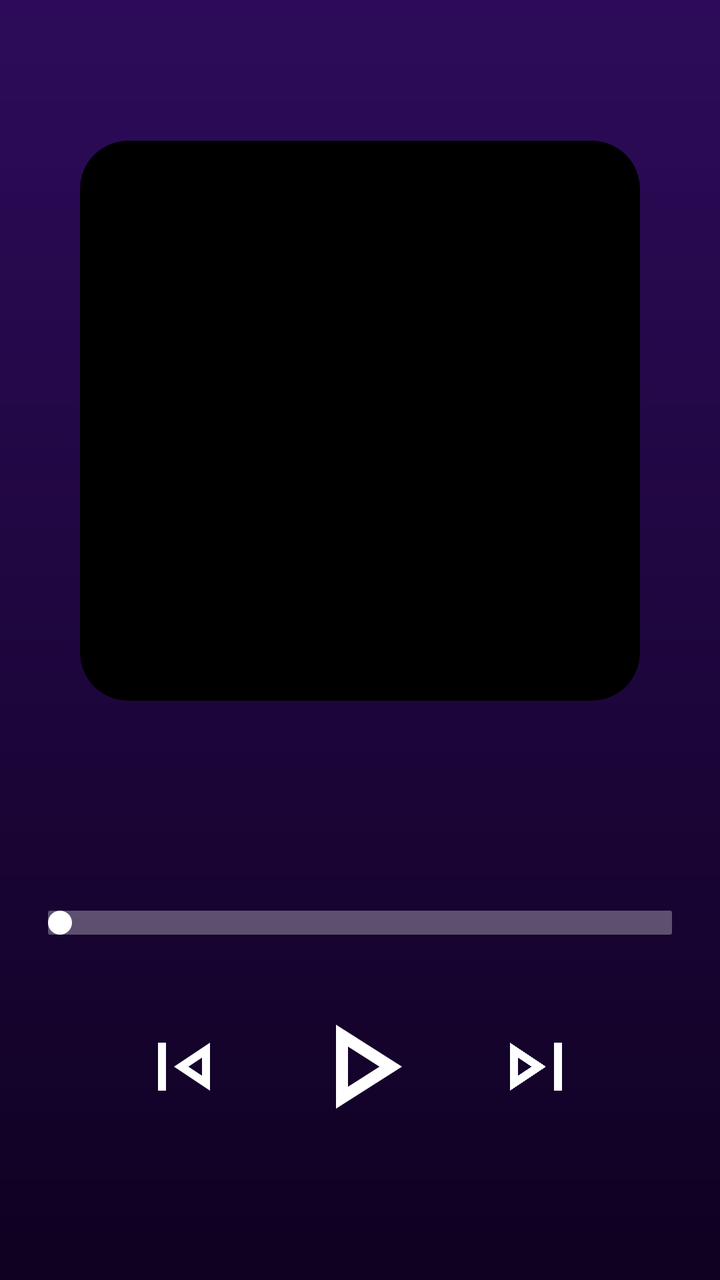
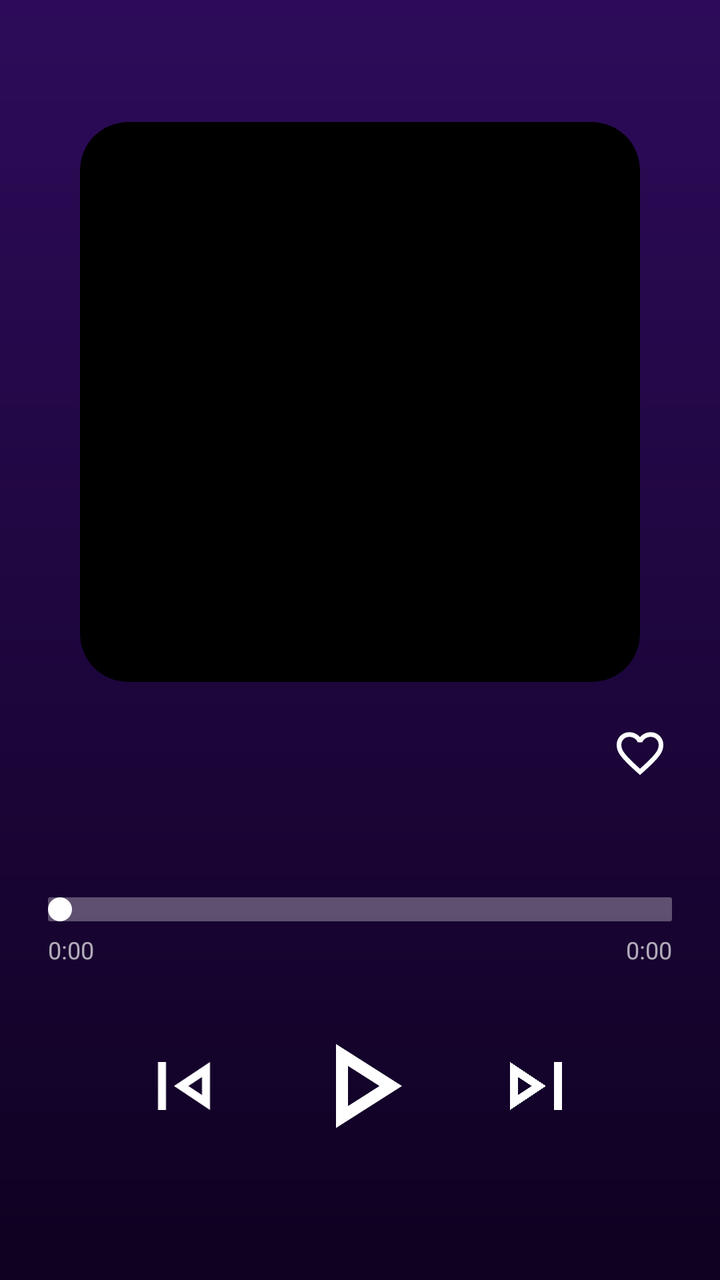

The first picture is an Android layout as it rendered before a commit; the second is the same layout after the commit. The layout source and the unified diff follow.
<!-- AndroidManifest.xml: application theme Theme.Tuneify_Final_Project -->
<!-- res/layout/activity_full_player.xml -->
<?xml version="1.0" encoding="utf-8"?>
<FrameLayout
    xmlns:android="http://schemas.android.com/apk/res/android"
    xmlns:app="http://schemas.android.com/apk/res-auto"
    android:layout_width="match_parent"
    android:layout_height="match_parent"
    android:background="@drawable/bg_main_gradient">

    
    <LinearLayout
        android:id="@+id/player_container"
        android:layout_width="match_parent"
        android:layout_height="match_parent"
        android:orientation="vertical"
        android:gravity="center"
        android:padding="24dp">

        
        <ImageView
            android:id="@+id/iv_full_cover"
            android:layout_width="280dp"
            android:layout_height="280dp"
            android:scaleType="centerCrop"
            android:background="@drawable/rounded_cover"
            android:clipToOutline="true" />

        
        <TextView
            android:id="@+id/tv_full_title"
            android:layout_width="match_parent"
            android:layout_height="wrap_content"
            android:textColor="#FFFFFF"
            android:textSize="22sp"
            android:textStyle="bold"
            android:gravity="center"
            android:layout_marginTop="20dp" />

        
        <TextView
            android:id="@+id/tv_full_artist"
            android:layout_width="match_parent"
            android:layout_height="wrap_content"
            android:textColor="#BBBBBB"
            android:textSize="16sp"
            android:gravity="center"
            android:layout_marginTop="4dp" />

        
        <SeekBar
            android:id="@+id/seek_bar"
            android:layout_width="match_parent"
            android:layout_height="wrap_content"
            android:layout_marginTop="30dp"

            android:progressDrawable="@drawable/seekbar_progress"
            android:thumb="@drawable/seekbar_thumb"

            android:splitTrack="false"
            android:paddingStart="0dp"
            android:paddingEnd="0dp"
            android:thumbOffset="0dp"
            android:max="100" />

        
        <LinearLayout
            android:layout_width="match_parent"
            android:layout_height="wrap_content"
            android:gravity="center"
            android:layout_marginTop="30dp">

            <ImageView
                android:id="@+id/btn_prev"
                android:layout_width="48dp"
                android:layout_height="48dp"
                android:src="@drawable/prev_icon"
                app:tint="#FFFFFF" />

            <ImageView
                android:id="@+id/btn_full_play"
                android:layout_width="72dp"
                android:layout_height="72dp"
                android:layout_marginHorizontal="28dp"
                android:src="@drawable/play_icon"
                app:tint="#FFFFFF" />

            <ImageView
                android:id="@+id/btn_next"
                android:layout_width="48dp"
                android:layout_height="48dp"
                android:src="@drawable/next_icon"
                app:tint="#FFFFFF" />
        </LinearLayout>

    </LinearLayout>

</FrameLayout>
<!-- resources referenced by this layout -->
<resources>
  <!-- drawable bg_main_gradient (drawable) -->
  <?xml version="1.0" encoding="utf-8"?>
  <shape xmlns:android="http://schemas.android.com/apk/res/android"
      android:shape="rectangle">
      <gradient
          android:startColor="#2D0B5A"
          android:endColor="#0F0121"
          android:angle="270" />
  </shape>
  <!-- drawable next_icon (drawable) -->
  <vector xmlns:android="http://schemas.android.com/apk/res/android"
      android:width="24dp"
      android:height="24dp"
      android:viewportWidth="960"
      android:viewportHeight="960">
    <path
        android:pathData="M660,720v-480h80v480h-80ZM220,720v-480l360,240 -360,240ZM300,480ZM300,570 L436,480 300,390v180Z"
        android:fillColor="#e3e3e3"/>
  </vector>
  <!-- drawable play_icon (drawable) -->
  <vector xmlns:android="http://schemas.android.com/apk/res/android"
      android:width="24dp"
      android:height="24dp"
      android:viewportWidth="960"
      android:viewportHeight="960">
    <path
        android:pathData="M320,760v-560l440,280 -440,280ZM400,480ZM400,614 L610,480 400,346v268Z"
        android:fillColor="#e3e3e3"/>
  </vector>
  <!-- drawable prev_icon (drawable) -->
  <vector xmlns:android="http://schemas.android.com/apk/res/android"
      android:width="24dp"
      android:height="24dp"
      android:viewportWidth="960"
      android:viewportHeight="960">
    <path
        android:pathData="M220,720v-480h80v480h-80ZM740,720L380,480l360,-240v480ZM660,480ZM660,570v-180l-136,90 136,90Z"
        android:fillColor="#e3e3e3"/>
  </vector>
  <!-- drawable rounded_cover (drawable) -->
  <shape xmlns:android="http://schemas.android.com/apk/res/android">
      <corners android:radius="24dp"/>
      <solid android:color="#000000"/>
  </shape>
  <!-- drawable seekbar_progress (drawable) -->
  <layer-list xmlns:android="http://schemas.android.com/apk/res/android">
      <item android:id="@android:id/background">
          <shape android:shape="rectangle">
              <size android:height="2dp" /> <solid android:color="#4DFFFFFF" /> <corners android:radius="1dp" />
          </shape>
      </item>
  
      <item android:id="@android:id/progress">
          <clip>
              <shape android:shape="rectangle">
                  <size android:height="2dp" />
                  <solid android:color="#FFFFFF" />
                  <corners android:radius="1dp" />
              </shape>
          </clip>
      </item>
  </layer-list>
  <!-- drawable seekbar_thumb (drawable) -->
  <shape xmlns:android="http://schemas.android.com/apk/res/android"
      android:shape="oval">
      <solid android:color="#FFFFFF" />
      <size
          android:width="12dp"
          android:height="12dp" />
  </shape>
  <style name="Theme.Tuneify_Final_Project" parent="Base.Theme.Tuneify_Final_Project" />
  <style name="Base.Theme.Tuneify_Final_Project" parent="Theme.Material3.DayNight.NoActionBar">
          
          
      </style>
</resources>

<!-- the commit's change to res/layout/activity_full_player.xml (unified diff, before → after) -->
@@ -6,7 +6,6 @@
     android:layout_height="match_parent"
     android:background="@drawable/bg_main_gradient">
 
-    
     <LinearLayout
         android:id="@+id/player_container"
         android:layout_width="match_parent"
@@ -25,15 +24,35 @@
             android:clipToOutline="true" />
 
         
-        <TextView
-            android:id="@+id/tv_full_title"
+        <RelativeLayout
             android:layout_width="match_parent"
             android:layout_height="wrap_content"
-            android:textColor="#FFFFFF"
-            android:textSize="22sp"
-            android:textStyle="bold"
-            android:gravity="center"
-            android:layout_marginTop="20dp" />
+            android:layout_marginTop="20dp">
+
+            <TextView
+                android:id="@+id/tv_full_title"
+                android:layout_width="match_parent"
+                android:layout_height="wrap_content"
+                android:layout_toStartOf="@id/btn_like"
+                android:layout_centerVertical="true"
+                android:textColor="#FFFFFF"
+                android:textSize="22sp"
+                android:textStyle="bold"
+                android:maxLines="1"
+                android:ellipsize="end"/>
+
+            
+            <ImageView
+                android:id="@+id/btn_like"
+                android:layout_width="32dp"
+                android:layout_height="32dp"
+                android:layout_alignParentEnd="true"
+                android:layout_centerVertical="true"
+                android:src="@drawable/ic_heart_outline"
+                android:padding="2dp"
+                app:tint="#FFFFFF" />
+
+        </RelativeLayout>
 
         
         <TextView
@@ -42,7 +61,6 @@
             android:layout_height="wrap_content"
             android:textColor="#BBBBBB"
             android:textSize="16sp"
-            android:gravity="center"
             android:layout_marginTop="4dp" />
 
         
@@ -51,10 +69,8 @@
             android:layout_width="match_parent"
             android:layout_height="wrap_content"
             android:layout_marginTop="30dp"
-
             android:progressDrawable="@drawable/seekbar_progress"
             android:thumb="@drawable/seekbar_thumb"
-
             android:splitTrack="false"
             android:paddingStart="0dp"
             android:paddingEnd="0dp"
@@ -62,11 +78,37 @@
             android:max="100" />
 
         
+        <RelativeLayout
+            android:layout_width="match_parent"
+            android:layout_height="wrap_content"
+            android:layout_marginTop="6dp">
+
+            <TextView
+                android:id="@+id/tv_elapsed"
+                android:layout_width="wrap_content"
+                android:layout_height="wrap_content"
+                android:layout_alignParentStart="true"
+                android:text="0:00"
+                android:textColor="#AAFFFFFF"
+                android:textSize="12sp"/>
+
+            <TextView
+                android:id="@+id/tv_duration"
+                android:layout_width="wrap_content"
+                android:layout_height="wrap_content"
+                android:layout_alignParentEnd="true"
+                android:text="0:00"
+                android:textColor="#AAFFFFFF"
+                android:textSize="12sp"/>
+
+        </RelativeLayout>
+
+        
         <LinearLayout
             android:layout_width="match_parent"
             android:layout_height="wrap_content"
             android:gravity="center"
-            android:layout_marginTop="30dp">
+            android:layout_marginTop="24dp">
 
             <ImageView
                 android:id="@+id/btn_prev"
@@ -89,6 +131,7 @@
                 android:layout_height="48dp"
                 android:src="@drawable/next_icon"
                 app:tint="#FFFFFF" />
+
         </LinearLayout>
 
     </LinearLayout>
<!-- resource entries referenced after the edit -->
@@ -9,6 +9,16 @@
           android:endColor="#0F0121"
           android:angle="270" />
   </shape>
+  <!-- drawable ic_heart_outline (drawable) -->
+  <vector xmlns:android="http://schemas.android.com/apk/res/android"
+      android:width="24dp"
+      android:height="24dp"
+      android:viewportWidth="960"
+      android:viewportHeight="960">
+    <path
+        android:pathData="m480,840 l-58,-52q-101,-91 -167,-157T150,512.5Q111,460 95.5,416T80,326q0,-94 63,-157t157,-63q52,0 99,22t81,62q34,-40 81,-62t99,-22q94,0 157,63t63,157q0,46 -15.5,90T810,512.5Q771,565 705,631T538,788l-58,52ZM480,732q96,-86 158,-147.5t98,-107q36,-45.5 50,-81t14,-70.5q0,-60 -40,-100t-100,-40q-47,0 -87,26.5T518,280h-76q-15,-41 -55,-67.5T300,186q-60,0 -100,40t-40,100q0,35 14,70.5t50,81q36,45.5 98,107T480,732ZM480,459Z"
+        android:fillColor="#e3e3e3"/>
+  </vector>
   <!-- drawable next_icon (drawable) -->
   <vector xmlns:android="http://schemas.android.com/apk/res/android"
       android:width="24dp"
